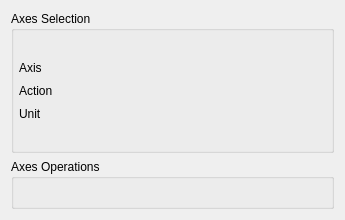
The window that SciDataTool/GUI/WAxisManager/WAxisManager.ui (Eomys/SciDataTool) describes before a commit, drawn with Qt 5.
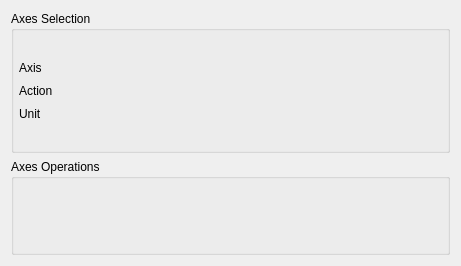
The same window after the commit. Custom widgets are drawn as their Qt base class.

Commit message: [CO] : fixing bug of WAxisManager to make sure that both axes have the same size.

What changed in the file:
```diff
--- a/SciDataTool/GUI/WAxisManager/WAxisManager.ui
+++ b/SciDataTool/GUI/WAxisManager/WAxisManager.ui
@@ -6,8 +6,8 @@
    <rect>
     <x>0</x>
     <y>0</y>
-    <width>345</width>
-    <height>220</height>
+    <width>461</width>
+    <height>266</height>
    </rect>
   </property>
   <property name="windowTitle">
@@ -138,13 +138,13 @@
         </property>
         <property name="minimumSize">
          <size>
-          <width>0</width>
+          <width>150</width>
           <height>0</height>
          </size>
         </property>
         <property name="maximumSize">
          <size>
-          <width>16777215</width>
+          <width>150</width>
           <height>16777215</height>
          </size>
         </property>
@@ -160,13 +160,13 @@
         </property>
         <property name="minimumSize">
          <size>
-          <width>0</width>
+          <width>150</width>
           <height>0</height>
          </size>
         </property>
         <property name="maximumSize">
          <size>
-          <width>16777215</width>
+          <width>150</width>
           <height>16777215</height>
          </size>
         </property>
```
The commit also changes 3 other files.
